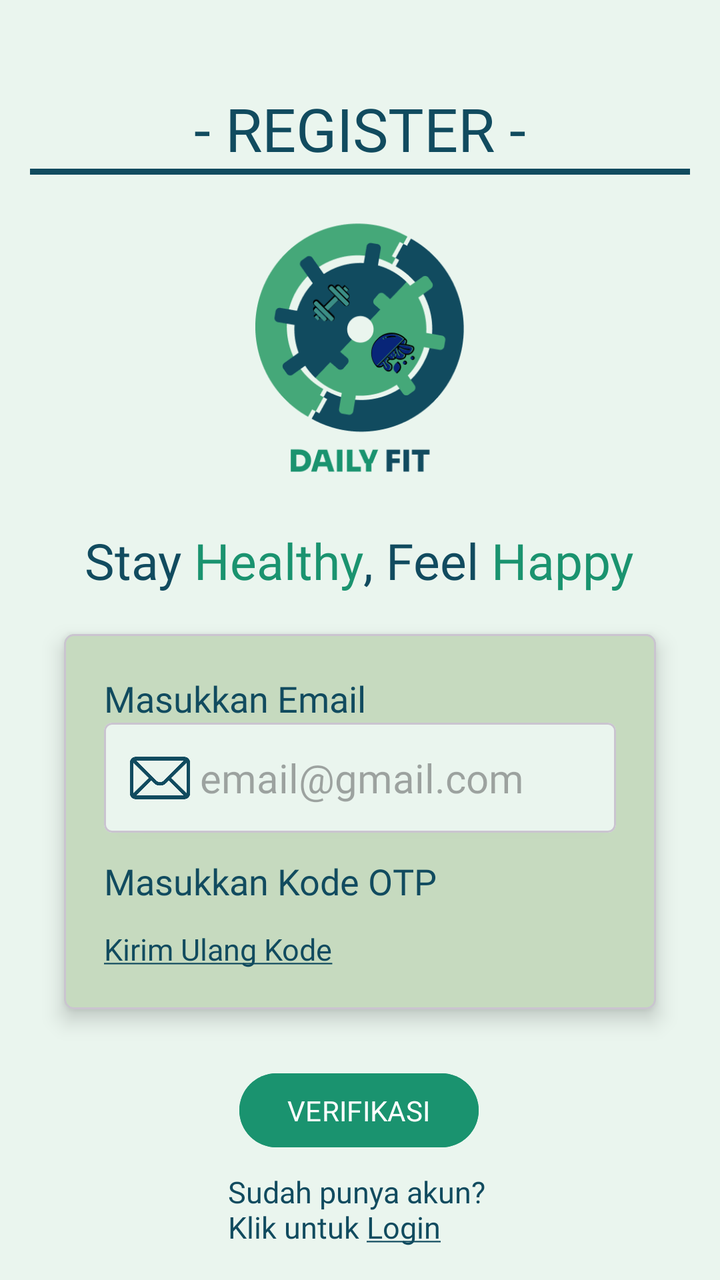
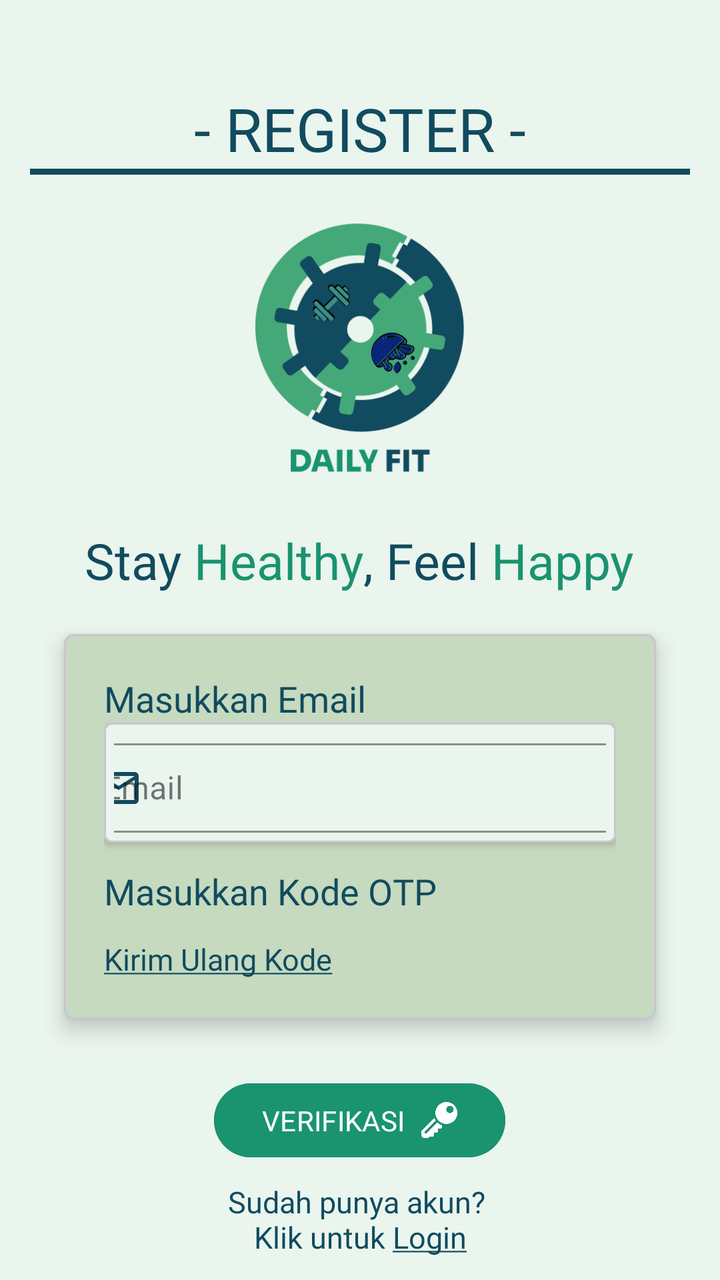

The first picture is an Android layout as it rendered before a commit; the second is the same layout after the commit. The layout source and the unified diff follow.
<!-- AndroidManifest.xml: application theme Theme.Sherine_TIA -->
<!-- res/layout/activity_register.xml -->
<?xml version="1.0" encoding="utf-8"?>
<androidx.constraintlayout.widget.ConstraintLayout xmlns:android="http://schemas.android.com/apk/res/android"
    xmlns:app="http://schemas.android.com/apk/res-auto"
    xmlns:tools="http://schemas.android.com/tools"
    android:id="@+id/main"
    android:layout_width="match_parent"
    android:layout_height="match_parent"
    android:background="@color/bgColour"
    tools:context=".RegisterActivity">

    <ImageView
        android:id="@+id/imageView"
        android:layout_width="189dp"
        android:layout_height="150dp"
        android:layout_marginTop="9dp"
        app:layout_constraintEnd_toEndOf="parent"
        app:layout_constraintStart_toStartOf="parent"
        app:layout_constraintTop_toBottomOf="@+id/head"
        app:srcCompat="@drawable/logo_daily_fit" />

    <View
        android:id="@+id/toolbarLine"
        android:layout_width="330dp"
        android:layout_height="3dp"
        android:layout_gravity="bottom"
        android:background="@color/blue"
        app:layout_constraintEnd_toEndOf="parent"
        app:layout_constraintStart_toStartOf="parent"
        app:layout_constraintTop_toBottomOf="@+id/head" />

    <TextView
        android:id="@+id/textView"
        android:layout_width="wrap_content"
        android:layout_height="wrap_content"
        android:layout_marginTop="20dp"
        android:fontFamily="@font/nunito_bold"
        android:text="@string/tagline"
        android:textColor="@color/blue"
        android:textSize="25sp"
        app:layout_constraintEnd_toEndOf="parent"
        app:layout_constraintHorizontal_bias="0.497"
        app:layout_constraintStart_toStartOf="parent"
        app:layout_constraintTop_toBottomOf="@+id/imageView" />

    <com.google.android.material.card.MaterialCardView
        android:id="@+id/cardViewInput"
        android:layout_width="0dp"
        android:layout_height="wrap_content"
        android:layout_marginHorizontal="32dp"
        android:layout_marginTop="20dp"
        android:backgroundTint="@color/cardBg"
        app:cardCornerRadius="5dp"
        app:cardElevation="6dp"
        app:layout_constraintBottom_toTopOf="@+id/btnLogin"
        app:layout_constraintEnd_toEndOf="parent"
        app:layout_constraintStart_toStartOf="parent"
        app:layout_constraintTop_toBottomOf="@+id/textView">

        <androidx.constraintlayout.widget.ConstraintLayout
            android:layout_width="match_parent"
            android:layout_height="wrap_content"
            android:paddingHorizontal="20dp"
            android:paddingVertical="20dp">

            <TextView
                android:id="@+id/txtEmail"
                android:layout_width="wrap_content"
                android:layout_height="wrap_content"
                android:fontFamily="@font/nunito_medium"
                android:text="Masukkan Email"
                android:textColor="@color/blue"
                android:textSize="18sp"
                app:layout_constraintStart_toStartOf="parent"
                app:layout_constraintTop_toTopOf="parent" />

            <com.google.android.material.card.MaterialCardView
                android:id="@+id/cardViewInputEmail"
                android:layout_width="0dp"
                android:layout_height="wrap_content"
                android:backgroundTint="@color/bgColour"
                app:cardCornerRadius="4dp"
                app:cardElevation="2dp"
                app:layout_constraintEnd_toEndOf="parent"
                app:layout_constraintStart_toStartOf="parent"
                app:layout_constraintTop_toBottomOf="@+id/txtEmail">

                <androidx.constraintlayout.widget.ConstraintLayout
                    android:layout_width="match_parent"
                    android:layout_height="wrap_content"
                    android:padding="5dp">

                    <ImageView
                        android:id="@+id/user_img"
                        android:layout_width="30dp"
                        android:layout_height="30dp"
                        android:layout_marginStart="8dp"
                        app:layout_constraintBottom_toBottomOf="parent"
                        app:layout_constraintStart_toStartOf="parent"
                        app:layout_constraintTop_toTopOf="parent"
                        app:srcCompat="@drawable/email"
                        app:tint="@color/blue" />

                    <EditText
                        android:id="@+id/edtUsername"
                        android:layout_width="0dp"
                        android:layout_height="45dp"
                        android:layout_marginStart="5dp"
                        android:background="@android:color/transparent"
                        android:ems="10"
                        android:fontFamily="@font/nunito_medium"
                        android:hint="email@gmail.com"
                        android:inputType="text"
                        android:textColor="@color/blue"
                        android:textSize="20sp"
                        app:layout_constraintBottom_toBottomOf="@+id/user_img"
                        app:layout_constraintEnd_toEndOf="parent"
                        app:layout_constraintHorizontal_bias="0.0"
                        app:layout_constraintStart_toEndOf="@+id/user_img"
                        app:layout_constraintTop_toTopOf="@+id/user_img" />

                </androidx.constraintlayout.widget.ConstraintLayout>
            </com.google.android.material.card.MaterialCardView>

            <Button
                android:id="@+id/btnOTP"
                android:layout_width="117dp"
                android:layout_height="20dp"
                android:background="@android:color/transparent"
                android:text=""
                app:layout_constraintBottom_toBottomOf="@+id/txtSendCode"
                app:layout_constraintEnd_toEndOf="@+id/txtSendCode"
                app:layout_constraintTop_toTopOf="@+id/txtSendCode"
                app:layout_constraintVertical_bias="1.0" />

            <TextView
                android:id="@+id/txtSendCode"
                android:layout_width="wrap_content"
                android:layout_height="wrap_content"
                android:fontFamily="@font/nunito_regular"
                android:text="@string/txtKode"
                android:textAlignment="center"
                android:textColor="@color/blue"
                android:textSize="15sp"
                app:layout_constraintEnd_toEndOf="parent"
                app:layout_constraintHorizontal_bias="0.0"
                app:layout_constraintStart_toStartOf="parent"
                app:layout_constraintTop_toBottomOf="@+id/otpContainer" />

            <TextView
                android:id="@+id/txtOTP"
                android:layout_width="170dp"
                android:layout_height="28dp"
                android:layout_marginTop="12dp"
                android:fontFamily="@font/nunito_medium"
                android:text="Masukkan Kode OTP"
                android:textColor="@color/blue"
                android:textSize="18sp"
                app:layout_constraintStart_toStartOf="parent"
                app:layout_constraintTop_toBottomOf="@+id/cardViewInputEmail" />


            <LinearLayout
                android:id="@+id/otpContainer"
                android:layout_width="0dp"
                android:layout_height="wrap_content"
                android:layout_marginTop="8dp"
                android:gravity="center"
                android:orientation="horizontal"
                app:layout_constraintTop_toBottomOf="@id/txtOTP"
                app:layout_constraintStart_toStartOf="parent"
                app:layout_constraintEnd_toEndOf="parent"
                tools:layout="@layout/otp_code"
                tools:layoutPreviewChildCount="5">

            </LinearLayout>

        </androidx.constraintlayout.widget.ConstraintLayout>

    </com.google.android.material.card.MaterialCardView>

    <Button
        android:id="@+id/btnVerifikasi"
        android:layout_width="wrap_content"
        android:layout_height="45dp"
        android:layout_marginHorizontal="32dp"
        android:layout_marginTop="28dp"
        android:backgroundTint="@color/green"
        android:fontFamily="@font/nunito_medium"
        android:text="VERIFIKASI"
        app:layout_constraintEnd_toEndOf="parent"
        app:layout_constraintHorizontal_bias="0.498"
        app:layout_constraintStart_toStartOf="parent"
        app:layout_constraintTop_toBottomOf="@+id/cardViewInput" />

    <TextView
        android:id="@+id/textView2"
        android:layout_width="wrap_content"
        android:layout_height="wrap_content"
        android:layout_marginTop="8dp"
        android:clickable="true"
        android:focusable="true"
        android:fontFamily="@font/nunito_regular"
        android:text="@string/txtLogin"
        android:textColor="@color/blue"
        android:textSize="15sp"
        app:layout_constraintEnd_toEndOf="parent"
        app:layout_constraintStart_toStartOf="parent"
        app:layout_constraintTop_toBottomOf="@+id/btnVerifikasi" />

    <TextView
        android:id="@+id/head"
        android:layout_width="wrap_content"
        android:layout_height="wrap_content"
        android:layout_marginTop="44dp"
        android:fontFamily="@font/sora_bold"
        android:text="- REGISTER -"
        android:textColor="@color/blue"
        android:textSize="30sp"
        app:layout_constraintEnd_toEndOf="parent"
        app:layout_constraintStart_toStartOf="parent"
        app:layout_constraintTop_toTopOf="parent" />

    <Button
        android:id="@+id/btnRegister"
        android:layout_width="45dp"
        android:layout_height="21dp"
        android:layout_marginEnd="20dp"
        android:background="@android:color/transparent"
        android:text=""
        app:layout_constraintBottom_toBottomOf="@+id/textView2"
        app:layout_constraintEnd_toEndOf="@+id/textView2"
        app:layout_constraintTop_toTopOf="@+id/textView2"
        app:layout_constraintVertical_bias="1.0" />

</androidx.constraintlayout.widget.ConstraintLayout>
<!-- res/layout/otp_code.xml (included above) -->
<?xml version="1.0" encoding="utf-8"?>
<com.google.android.material.card.MaterialCardView
    xmlns:android="http://schemas.android.com/apk/res/android"
    xmlns:app="http://schemas.android.com/apk/res-auto"
    android:layout_width="50dp"
    android:layout_height="50dp"
    android:backgroundTint="@color/bgColour"
    app:cardCornerRadius="4dp"
    app:cardElevation="2dp"
    android:layout_marginHorizontal="4dp"
    android:layout_marginBottom="6dp">

    <androidx.constraintlayout.widget.ConstraintLayout
        android:layout_width="match_parent"
        android:layout_height="match_parent"
        android:padding="5dp">

        <EditText
            android:id="@+id/txtKode"
            android:layout_width="0dp"
            android:layout_height="0dp"
            android:background="@android:color/transparent"
            android:fontFamily="@font/nunito_medium"
            android:gravity="center"
            android:inputType="number"
            android:maxLength="1"
            android:singleLine="true"
            android:textColor="@color/blue"
            android:textSize="28sp"
            app:layout_constraintTop_toTopOf="parent"
            app:layout_constraintBottom_toBottomOf="parent"
            app:layout_constraintStart_toStartOf="parent"
            app:layout_constraintEnd_toEndOf="parent"/>

        <View
            android:layout_width="35dp"
            android:layout_height="3dp"
            android:background="@color/blue"
            app:layout_constraintBottom_toBottomOf="parent"
            app:layout_constraintStart_toStartOf="parent"
            app:layout_constraintEnd_toEndOf="parent"/>

    </androidx.constraintlayout.widget.ConstraintLayout>

</com.google.android.material.card.MaterialCardView>
<!-- resources referenced by this layout -->
<resources>
  <color name="bgColour">#EAF5EE</color>
  <color name="blue">#114B5F</color>
  <color name="cardBg">#C6DABF</color>
  <color name="green">#1A936F</color>
  <!-- drawable email: png bitmap (drawable, 13860 bytes) -->
  <!-- drawable logo_daily_fit: png bitmap (drawable, 26245 bytes) -->
  <string name="tagline"><font color="#114B5F">Stay </font><font color="#1A936F">Healthy</font><font color="#114B5F">, Feel </font><font color="#1A936F">Happy</font></string>
  <string name="txtKode"> <u>Kirim Ulang Kode</u></string>
  <string name="txtLogin">Sudah punya akun? \nKlik untuk <u>Login</u></string>
  <style name="Theme.Sherine_TIA" parent="Base.Theme.Sherine_TIA" />
  <style name="Base.Theme.Sherine_TIA" parent="Theme.Material3.DayNight.NoActionBar">
          
          
      </style>
</resources>

<!-- the commit's change to res/layout/activity_register.xml (unified diff, before → after) -->
@@ -51,7 +51,6 @@
         android:backgroundTint="@color/cardBg"
         app:cardCornerRadius="5dp"
         app:cardElevation="6dp"
-        app:layout_constraintBottom_toTopOf="@+id/btnLogin"
         app:layout_constraintEnd_toEndOf="parent"
         app:layout_constraintStart_toStartOf="parent"
         app:layout_constraintTop_toBottomOf="@+id/textView">
@@ -85,38 +84,36 @@
                 app:layout_constraintTop_toBottomOf="@+id/txtEmail">
 
                 <androidx.constraintlayout.widget.ConstraintLayout
+                    android:id="@+id/constraintEmail"
                     android:layout_width="match_parent"
                     android:layout_height="wrap_content"
                     android:padding="5dp">
 
-                    <ImageView
-                        android:id="@+id/user_img"
-                        android:layout_width="30dp"
-                        android:layout_height="30dp"
-                        android:layout_marginStart="8dp"
-                        app:layout_constraintBottom_toBottomOf="parent"
+                    <com.google.android.material.textfield.TextInputLayout
+                        android:id="@+id/textInputEmail"
+                        style="@style/Widget.MaterialComponents.TextInputLayout.OutlinedBox.Dense"
+                        android:layout_width="290dp"
+                        android:layout_height="50dp"
+                        android:layout_marginHorizontal="35dp"
+                        android:layout_marginStart="5dp"
+                        android:layout_marginEnd="5dp"
+                        android:hint="Email"
+                        app:boxStrokeColor="@color/blue"
+                        app:endIconMode="clear_text"
+                        app:hintTextColor="@color/blue"
+                        app:layout_constraintEnd_toEndOf="parent"
                         app:layout_constraintStart_toStartOf="parent"
                         app:layout_constraintTop_toTopOf="parent"
-                        app:srcCompat="@drawable/email"
-                        app:tint="@color/blue" />
-
-                    <EditText
-                        android:id="@+id/edtUsername"
-                        android:layout_width="0dp"
-                        android:layout_height="45dp"
-                        android:layout_marginStart="5dp"
-                        android:background="@android:color/transparent"
-                        android:ems="10"
-                        android:fontFamily="@font/nunito_medium"
-                        android:hint="email@gmail.com"
-                        android:inputType="text"
-                        android:textColor="@color/blue"
-                        android:textSize="20sp"
-                        app:layout_constraintBottom_toBottomOf="@+id/user_img"
-                        app:layout_constraintEnd_toEndOf="parent"
-                        app:layout_constraintHorizontal_bias="0.0"
-                        app:layout_constraintStart_toEndOf="@+id/user_img"
-                        app:layout_constraintTop_toTopOf="@+id/user_img" />
+                        app:placeholderText="Masukkan email"
+                        app:startIconDrawable="@drawable/outline_mail_24"
+                        app:startIconTint="@color/blue">
+
+                        <com.google.android.material.textfield.TextInputEditText
+                            android:id="@+id/inputEmail"
+                            android:layout_width="match_parent"
+                            android:layout_height="wrap_content"
+                            android:inputType="textEmailAddress" />
+                    </com.google.android.material.textfield.TextInputLayout>
 
                 </androidx.constraintlayout.widget.ConstraintLayout>
             </com.google.android.material.card.MaterialCardView>
@@ -178,7 +175,7 @@
 
     </com.google.android.material.card.MaterialCardView>
 
-    <Button
+    <com.google.android.material.button.MaterialButton
         android:id="@+id/btnVerifikasi"
         android:layout_width="wrap_content"
         android:layout_height="45dp"
@@ -187,6 +184,9 @@
         android:backgroundTint="@color/green"
         android:fontFamily="@font/nunito_medium"
         android:text="VERIFIKASI"
+        app:icon="@drawable/verification"
+        app:iconGravity="textEnd"
+        app:rippleColor="@color/lightGreen"
         app:layout_constraintEnd_toEndOf="parent"
         app:layout_constraintHorizontal_bias="0.498"
         app:layout_constraintStart_toStartOf="parent"
@@ -203,6 +203,7 @@
         android:text="@string/txtLogin"
         android:textColor="@color/blue"
         android:textSize="15sp"
+        android:textAlignment="center"
         app:layout_constraintEnd_toEndOf="parent"
         app:layout_constraintStart_toStartOf="parent"
         app:layout_constraintTop_toBottomOf="@+id/btnVerifikasi" />
@@ -224,7 +225,7 @@
         android:id="@+id/btnRegister"
         android:layout_width="45dp"
         android:layout_height="21dp"
-        android:layout_marginEnd="20dp"
+        android:layout_marginEnd="8dp"
         android:background="@android:color/transparent"
         android:text=""
         app:layout_constraintBottom_toBottomOf="@+id/textView2"
<!-- resource entries referenced after the edit -->
@@ -4,8 +4,15 @@
   <color name="blue">#114B5F</color>
   <color name="cardBg">#C6DABF</color>
   <color name="green">#1A936F</color>
-  <!-- drawable email: png bitmap (drawable, 13860 bytes) -->
+  <color name="lightGreen">#C6DABF</color>
   <!-- drawable logo_daily_fit: png bitmap (drawable, 26245 bytes) -->
+  <!-- drawable outline_mail_24 (drawable) -->
+  <vector xmlns:android="http://schemas.android.com/apk/res/android" android:height="24dp" android:tint="#114B5F" android:viewportHeight="960" android:viewportWidth="960" android:width="24dp">
+        
+      <path android:fillColor="@android:color/white" android:pathData="M160,800Q127,800 103.5,776.5Q80,753 80,720L80,240Q80,207 103.5,183.5Q127,160 160,160L800,160Q833,160 856.5,183.5Q880,207 880,240L880,720Q880,753 856.5,776.5Q833,800 800,800L160,800ZM480,520L160,320L160,720Q160,720 160,720Q160,720 160,720L800,720Q800,720 800,720Q800,720 800,720L800,320L480,520ZM480,440L800,240L160,240L480,440ZM160,320L160,240L160,240L160,320L160,720Q160,720 160,720Q160,720 160,720L160,720Q160,720 160,720Q160,720 160,720L160,320Z"/>
+      
+  </vector>
+  <!-- drawable verification: png bitmap (drawable, 2609 bytes) -->
   <string name="tagline"><font color="#114B5F">Stay </font><font color="#1A936F">Healthy</font><font color="#114B5F">, Feel </font><font color="#1A936F">Happy</font></string>
   <string name="txtKode"> <u>Kirim Ulang Kode</u></string>
   <string name="txtLogin">Sudah punya akun? \nKlik untuk <u>Login</u></string>
